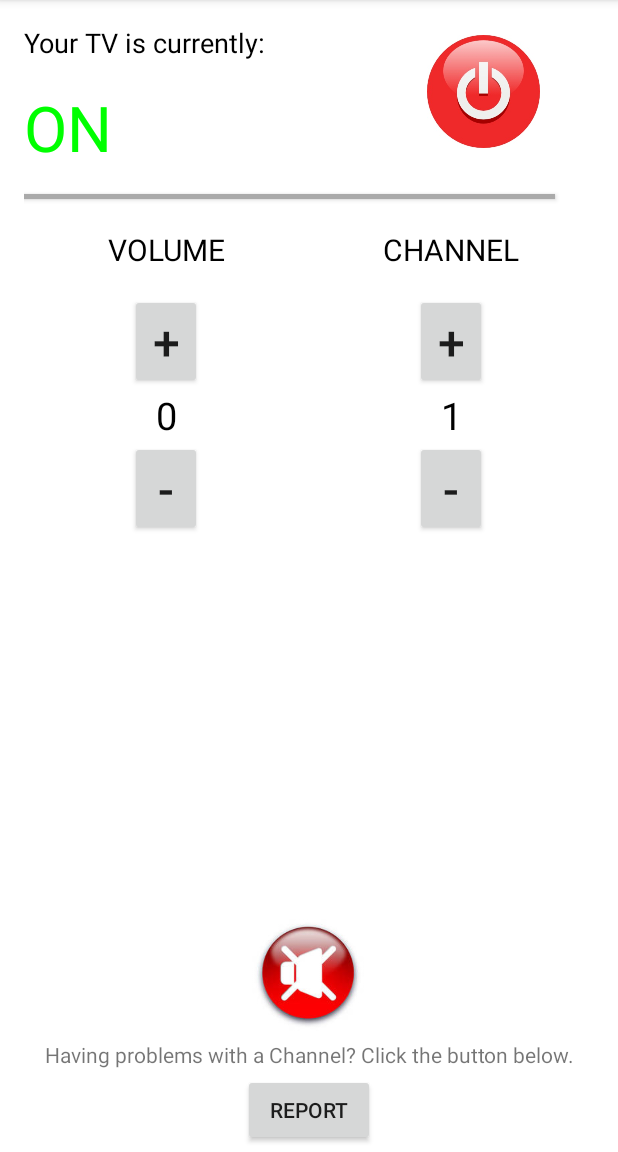
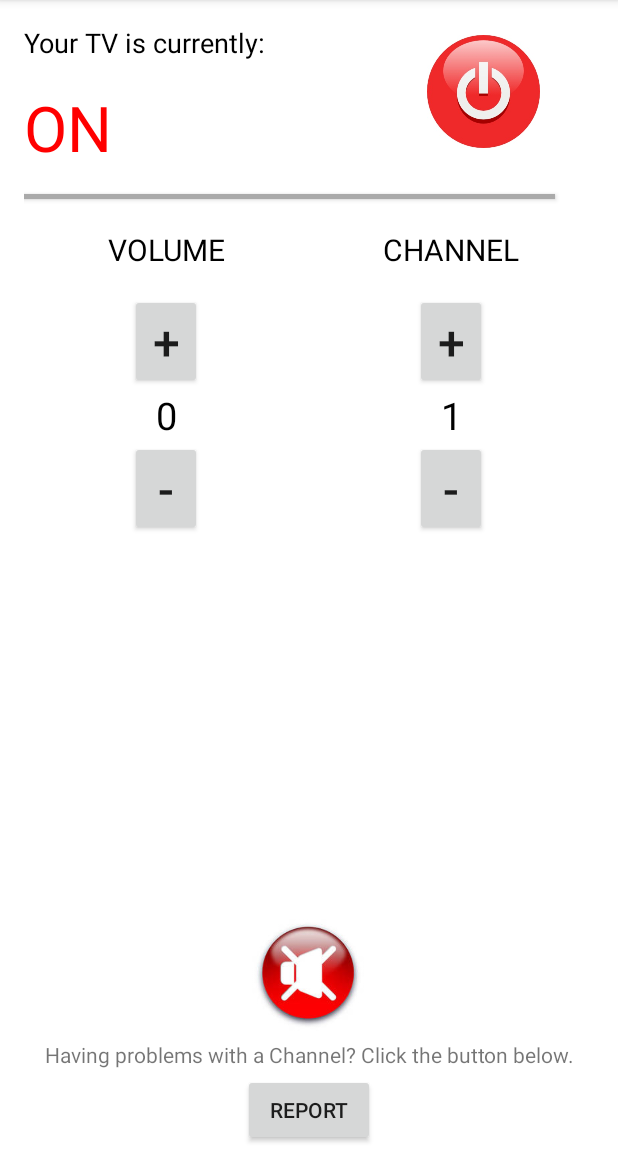
Before and after one commit to allanbz/GDG-Maceio-Projeto-Final, an Android app: the screen it shows after launch (MainActivity), after a tap on an icon or button, on a phone screen of 412 x 824 dp, the part 84-1236 px from its top. Run offline under Robolectric (Android 15) with nearby library versions, the phone set to English and light mode, and no system bars.

Commit message:
Initial Commit

```diff
--- a/app/src/main/java/com/example/android/remotecontrol/MainActivity.java
+++ b/app/src/main/java/com/example/android/remotecontrol/MainActivity.java
@@ -31,7 +31,7 @@ public class MainActivity extends AppCompatActivity {
             TextView powerTextView = (TextView) findViewById(
                     R.id.power_text_view);
             powerTextView.setText("ON");
-            powerTextView.setTextColor(Color.GREEN);
+            powerTextView.setTextColor(Color.RED);
             power = "ON";
 
             return;
@@ -41,7 +41,7 @@ public class MainActivity extends AppCompatActivity {
             TextView powerTextView = (TextView) findViewById(
                     R.id.power_text_view);
             powerTextView.setText("OFF");
-            powerTextView.setTextColor(Color.RED);
+            powerTextView.setTextColor(Color.GRAY);
             power = "OFF";
 
             return;
--- a/app/src/main/res/layout/activity_main.xml
+++ b/app/src/main/res/layout/activity_main.xml
@@ -41,7 +41,6 @@
                     android:layout_marginBottom="16sp"
                     android:layout_marginTop="16sp"
                     android:text="OFF"
-                    android:textColor="#FFFF0000"
                     android:textAllCaps="true"
                     android:textSize="42sp" />
 
```
